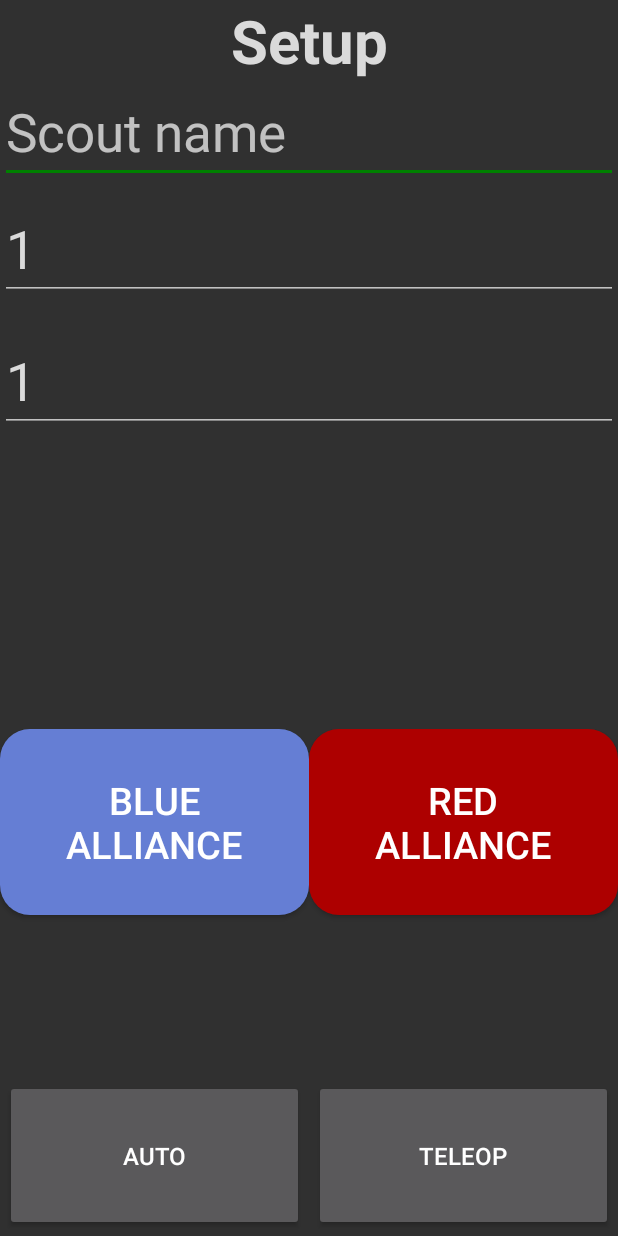
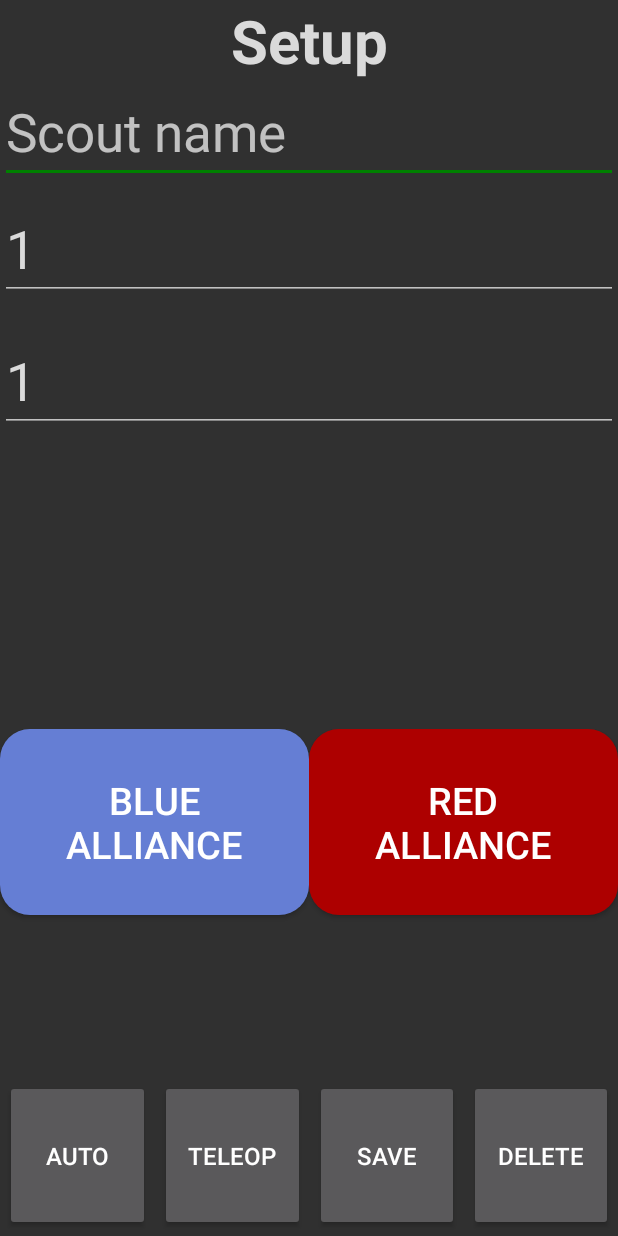
Before and after one commit to FRC4946/2025-Scouting-App, an Android app: the MatchActivity screen opened directly, with no data from a screen before it, on a phone screen of 412 x 824 dp. Run offline under Robolectric (Android 15) with nearby library versions, the phone set to English and light mode, and no system bars.

Commit message:
Why did I decide to do this why did I decide to do this why did I decide to do this why did I decide to do this why did I decide to do this why did I decide to do this why did I decide to do this why did I decide to do this why did I decide to do this

```diff
--- a/app/src/main/java/com/example/a2024scoutingapp/MatchActivity.java
+++ b/app/src/main/java/com/example/a2024scoutingapp/MatchActivity.java
@@ -25,7 +25,7 @@ public class MatchActivity extends AppCompatActivity {
     private static final String DIRECTORY_NAME = "Logs";
     private String m_loadName;
     private EditText m_teamNumber, m_matchNumber, m_scoutName;
-    private Button red, blue, teleop, auto;
+    private Button red, blue, teleop, auto, exit, send;
 
     @Override
     protected void onCreate(Bundle savedInstanceState) {
@@ -42,6 +42,8 @@ public class MatchActivity extends AppCompatActivity {
         m_matchNumber = findViewById(R.id.matchNumber);
         auto = findViewById(R.id.auto);
         teleop = findViewById(R.id.teleop);
+        send = findViewById(R.id.exitbutton);
+        exit = findViewById(R.id.exitbutton2);
         m_scoutName.setText(m_currentForm.scoutName);
         m_teamNumber.setText("" + m_currentForm.teamNumber);
         m_matchNumber.setText("" + (m_currentForm.matchNumber + 1));
@@ -67,6 +69,23 @@ public class MatchActivity extends AppCompatActivity {
                 m_currentForm.teamNumber = Integer.parseInt(m_teamNumber.getText().toString());
                 m_currentForm.matchNumber = Integer.parseInt(m_matchNumber.getText().toString());
                 Intent intent = new Intent(MatchActivity.this, Auto.class);
+                intent.putExtra("SCOUTING_FORM", m_currentForm);
+                startActivity(intent);
+            }
+        });
+        send.setOnClickListener(new View.OnClickListener() {
+            @Override
+            public void onClick(View v) {
+                saveFormToFile();
+                Intent intent = new Intent(MatchActivity.this, MainActivity.class);
+                intent.putExtra("SCOUTING_FORM", m_currentForm);
+                startActivity(intent);
+            }
+        });
+        exit.setOnClickListener(new View.OnClickListener() {
+            @Override
+            public void onClick(View v) {
+                Intent intent = new Intent(MatchActivity.this, MainActivity.class);
                 intent.putExtra("SCOUTING_FORM", m_currentForm);
                 startActivity(intent);
             }
--- a/app/src/main/res/layout/activity_main2.xml
+++ b/app/src/main/res/layout/activity_main2.xml
@@ -101,6 +101,22 @@
             android:id="@+id/teleop"
             android:textSize="16dp"
             android:layout_height="match_parent"/>
+        <Button
+            android:layout_width="match_parent"
+            android:layout_weight="1"
+            android:text="Save"
+            android:layout_margin="3dp"
+            android:id="@+id/exitbutton"
+            android:textSize="16dp"
+            android:layout_height="match_parent"/>'
+        <Button
+        android:layout_width="match_parent"
+        android:layout_weight="1"
+        android:text="delete"
+        android:layout_margin="3dp"
+        android:id="@+id/exitbutton2"
+        android:textSize="16dp"
+        android:layout_height="match_parent"/>
 
     </LinearLayout>
 </LinearLayout>
--- a/app/src/main/res/layout/auto.xml
+++ b/app/src/main/res/layout/auto.xml
@@ -145,7 +145,7 @@
         android:layout_height="match_parent"
         android:layout_weight="1"
         android:layout_margin="3dp"
-        android:text="EXIT"
+        android:text="save"
         android:textSize="16dp" />
     <Button
         android:id="@+id/exitbutton2"
@@ -153,7 +153,7 @@
         android:layout_height="match_parent"
         android:layout_weight="1"
         android:layout_margin="3dp"
-        android:text="EXIT WITHOUT SAVE"
+        android:text="Delete"
         android:textAlignment="center"
         android:textSize="16dp" />
 
--- a/app/src/main/res/layout/teleop.xml
+++ b/app/src/main/res/layout/teleop.xml
@@ -144,7 +144,7 @@
             android:layout_height="match_parent"
             android:layout_weight="1"
             android:layout_margin="3dp"
-            android:text="EXIT"
+            android:text="save"
             android:textSize="16dp" />
         <Button
             android:id="@+id/exitbutton2"
@@ -152,7 +152,7 @@
             android:layout_height="match_parent"
             android:layout_weight="1"
             android:layout_margin="3dp"
-            android:text="EXIT WITHOUT SAVE"
+            android:text="DELETE"
             android:textAlignment="center"
             android:textSize="16dp" />
     </LinearLayout>
```
Also changed, not shown: app/src/main/java/com/example/a2024scoutingapp/LoadActivity.java (+15 -27 lines), app/src/main/java/com/example/a2024scoutingapp/RestoreActivity.java (+58 -20 lines), app/src/main/res/layout/activity_restore.xml (+7 -0 lines), 2 other files.
